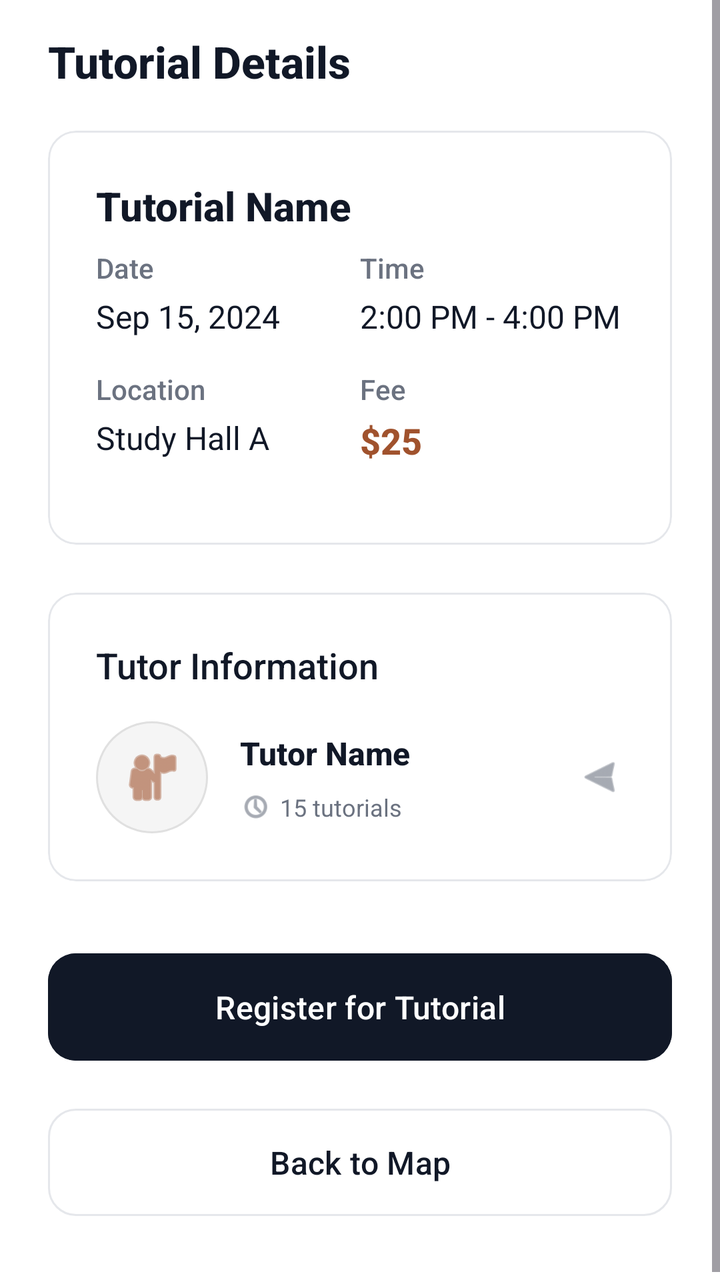
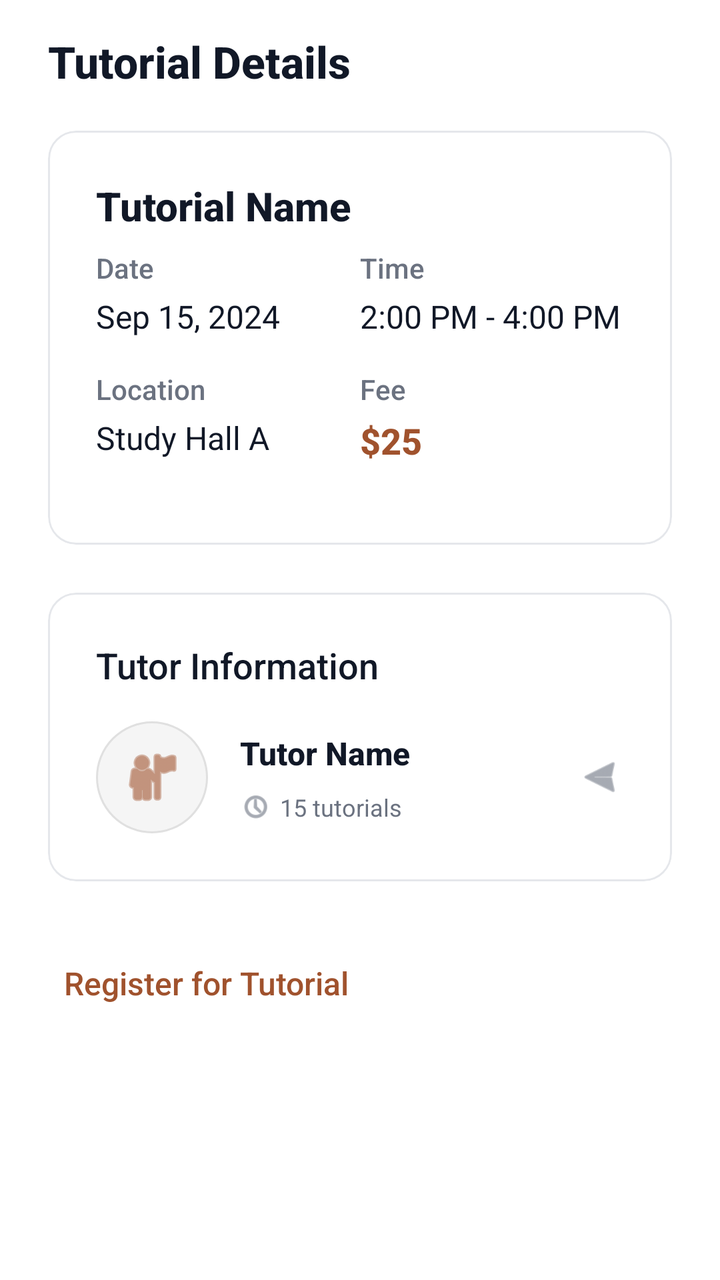

Compare the two renders of this Android layout. The source of the first and the diff that turns it into the second are given below.
<!-- AndroidManifest.xml: application theme Theme.Csci3130Group1 -->
<!-- res/layout/tutorial_details_activity.xml -->
<?xml version="1.0" encoding="utf-8"?>
<ScrollView xmlns:android="http://schemas.android.com/apk/res/android"
    xmlns:app="http://schemas.android.com/apk/res-auto"
    android:layout_width="match_parent"
    android:layout_height="match_parent"
    android:background="#FFFFFF"
    android:fillViewport="true">

    <LinearLayout
        android:layout_width="match_parent"
        android:layout_height="wrap_content"
        android:orientation="vertical"
        android:paddingHorizontal="24dp"
        android:paddingTop="16dp"
        android:paddingBottom="32dp">

        
        <TextView
            android:layout_width="wrap_content"
            android:layout_height="wrap_content"
            android:text="Tutorial Details"
            android:textSize="22sp"
            android:fontFamily="sans-serif-medium"
            android:textStyle="bold"
            android:textColor="#111827"
            android:layout_marginBottom="20dp"/>

        
        <com.google.android.material.card.MaterialCardView
            android:layout_width="match_parent"
            android:layout_height="wrap_content"
            android:layout_marginBottom="24dp"
            app:cardCornerRadius="14dp"
            app:cardElevation="0dp"
            app:cardBackgroundColor="#FFFFFF"
            app:strokeColor="#E5E7EB"
            app:strokeWidth="1dp">

            <LinearLayout
                android:layout_width="match_parent"
                android:layout_height="wrap_content"
                android:orientation="vertical"
                android:padding="24dp">

                
                <TextView
                    android:id="@+id/tutorialName"
                    android:layout_width="match_parent"
                    android:layout_height="wrap_content"
                    android:text="Tutorial Name"
                    android:textSize="20sp"
                    android:textStyle="bold"
                    android:textColor="#111827"
                    android:fontFamily="sans-serif-medium"
                    android:layout_marginBottom="8dp"/>

                
                <TextView
                    android:id="@+id/tutorialSubject"
                    android:layout_width="match_parent"
                    android:layout_height="wrap_content"
                    android:text="Subject"
                    android:textSize="14sp"
                    android:textColor="#6B7280"
                    android:fontFamily="sans-serif-medium"
                    android:layout_marginBottom="20dp"
                    android:visibility="gone"/>

                
                <LinearLayout
                    android:layout_width="match_parent"
                    android:layout_height="wrap_content"
                    android:orientation="vertical">

                    
                    <LinearLayout
                        android:layout_width="match_parent"
                        android:layout_height="wrap_content"
                        android:orientation="horizontal"
                        android:layout_marginBottom="16dp">

                        <LinearLayout
                            android:layout_width="0dp"
                            android:layout_height="wrap_content"
                            android:layout_weight="1"
                            android:orientation="vertical">

                            <TextView
                                android:layout_width="wrap_content"
                                android:layout_height="wrap_content"
                                android:text="Date"
                                android:textSize="14sp"
                                android:textColor="#6B7280"
                                android:fontFamily="sans-serif-medium"/>

                            <TextView
                                android:id="@+id/tutorialDate"
                                android:layout_width="wrap_content"
                                android:layout_height="wrap_content"
                                android:text="Sep 15, 2024"
                                android:textSize="16sp"
                                android:textColor="#111827"
                                android:fontFamily="sans-serif"
                                android:layout_marginTop="4dp"/>
                        </LinearLayout>

                        <LinearLayout
                            android:layout_width="0dp"
                            android:layout_height="wrap_content"
                            android:layout_weight="1"
                            android:orientation="vertical">

                            <TextView
                                android:layout_width="wrap_content"
                                android:layout_height="wrap_content"
                                android:text="Time"
                                android:textSize="14sp"
                                android:textColor="#6B7280"
                                android:fontFamily="sans-serif-medium"/>

                            <TextView
                                android:id="@+id/tutorialTime"
                                android:layout_width="wrap_content"
                                android:layout_height="wrap_content"
                                android:text="2:00 PM - 4:00 PM"
                                android:textSize="16sp"
                                android:textColor="#111827"
                                android:fontFamily="sans-serif"
                                android:layout_marginTop="4dp"/>
                        </LinearLayout>
                    </LinearLayout>

                    
                    <LinearLayout
                        android:layout_width="match_parent"
                        android:layout_height="wrap_content"
                        android:orientation="horizontal"
                        android:layout_marginBottom="16dp">

                        <LinearLayout
                            android:layout_width="0dp"
                            android:layout_height="wrap_content"
                            android:layout_weight="1"
                            android:orientation="vertical">

                            <TextView
                                android:layout_width="wrap_content"
                                android:layout_height="wrap_content"
                                android:text="Location"
                                android:textSize="14sp"
                                android:textColor="#6B7280"
                                android:fontFamily="sans-serif-medium"/>

                            <TextView
                                android:id="@+id/tutorialLocation"
                                android:layout_width="wrap_content"
                                android:layout_height="wrap_content"
                                android:text="Study Hall A"
                                android:textSize="16sp"
                                android:textColor="#111827"
                                android:fontFamily="sans-serif"
                                android:layout_marginTop="4dp"/>
                        </LinearLayout>

                        <LinearLayout
                            android:layout_width="0dp"
                            android:layout_height="wrap_content"
                            android:layout_weight="1"
                            android:orientation="vertical">

                            <TextView
                                android:layout_width="wrap_content"
                                android:layout_height="wrap_content"
                                android:text="Fee"
                                android:textSize="14sp"
                                android:textColor="#6B7280"
                                android:fontFamily="sans-serif-medium"/>

                            <TextView
                                android:id="@+id/tutorialFee"
                                android:layout_width="wrap_content"
                                android:layout_height="wrap_content"
                                android:text="$25"
                                android:textSize="18sp"
                                android:textStyle="bold"
                                android:textColor="#A0522D"
                                android:fontFamily="sans-serif-medium"
                                android:layout_marginTop="4dp"/>
                        </LinearLayout>
                    </LinearLayout>

                    
                    <LinearLayout
                        android:id="@+id/descriptionSection"
                        android:layout_width="match_parent"
                        android:layout_height="wrap_content"
                        android:orientation="vertical"
                        android:visibility="gone">

                        <TextView
                            android:layout_width="wrap_content"
                            android:layout_height="wrap_content"
                            android:text="Description"
                            android:textSize="14sp"
                            android:textColor="#6B7280"
                            android:fontFamily="sans-serif-medium"
                            android:layout_marginBottom="8dp"/>

                        <TextView
                            android:id="@+id/tutorialDescription"
                            android:layout_width="match_parent"
                            android:layout_height="wrap_content"
                            android:text="Tutorial description goes here..."
                            android:textSize="16sp"
                            android:textColor="#111827"
                            android:fontFamily="sans-serif"
                            android:lineSpacingExtra="4dp"/>
                    </LinearLayout>
                </LinearLayout>
            </LinearLayout>
        </com.google.android.material.card.MaterialCardView>

        
        <include layout="@layout/tutor_info_card" />

        
        <com.google.android.material.card.MaterialCardView
            android:id="@+id/registered_students_card"
            android:layout_width="match_parent"
            android:layout_height="wrap_content"
            android:layout_marginBottom="24dp"
            app:cardCornerRadius="14dp"
            app:cardElevation="0dp"
            app:cardBackgroundColor="#FFFFFF"
            app:strokeColor="#E5E7EB"
            app:strokeWidth="1dp"
            android:visibility="gone">

            <LinearLayout
                android:layout_width="match_parent"
                android:layout_height="wrap_content"
                android:orientation="vertical"
                android:padding="24dp">

            
            <LinearLayout
                android:layout_width="match_parent"
                android:layout_height="wrap_content"
                android:orientation="horizontal"
                android:gravity="center_vertical"
                android:layout_marginBottom="16dp">

                <TextView
                    android:id="@+id/registeredStudentsHeader"
                    android:layout_width="wrap_content"
                    android:layout_height="wrap_content"
                    android:text="Registered Students"
                    android:textSize="18sp"
                    android:fontFamily="sans-serif-medium"
                    android:textColor="#111827"/>
            </LinearLayout>

            
            <TextView
                android:id="@+id/noRegisteredStudentsText"
                android:layout_width="match_parent"
                android:layout_height="wrap_content"
                android:text="No students registered yet"
                android:textSize="16sp"
                android:textColor="#6B7280"
                android:gravity="center"
                android:padding="20dp"
                android:visibility="gone"/>

            
            <LinearLayout
                android:id="@+id/registeredStudentsList"
                android:layout_width="match_parent"
                android:layout_height="wrap_content"
                android:orientation="vertical"/>
            </LinearLayout>
        </com.google.android.material.card.MaterialCardView>

        
        <LinearLayout
            android:layout_width="match_parent"
            android:layout_height="wrap_content"
            android:orientation="vertical"
            android:layout_marginTop="8dp">

            
            <Button
                android:id="@+id/register_button"
                style="@style/Widget.Material3.Button"
                android:layout_width="match_parent"
                android:layout_height="wrap_content"
                android:text="Register for Tutorial"
                android:backgroundTint="#111827"
                android:textColor="#FFFFFF"
                android:padding="16dp"
                android:textSize="16sp"
                android:layout_marginBottom="16dp"
                app:cornerRadius="14dp"
                android:textAllCaps="false"
                android:fontFamily="sans-serif-medium"/>

            
            <Button
                android:id="@+id/back_button"
                style="@style/Widget.Material3.Button.OutlinedButton"
                android:layout_width="match_parent"
                android:layout_height="wrap_content"
                android:text="Back to Map"
                android:textColor="#111827"
                android:padding="16dp"
                android:textSize="16sp"
                app:cornerRadius="14dp"
                app:strokeColor="#E5E7EB"
                android:textAllCaps="false"
                android:fontFamily="sans-serif-medium"/>
        </LinearLayout>
    </LinearLayout>
</ScrollView>
<!-- res/layout/tutor_info_card.xml (included above) -->
<?xml version="1.0" encoding="utf-8"?>
<com.google.android.material.card.MaterialCardView xmlns:android="http://schemas.android.com/apk/res/android"
    xmlns:app="http://schemas.android.com/apk/res-auto"
    android:id="@+id/tutorInfoCard"
    android:layout_width="match_parent"
    android:layout_height="wrap_content"
    android:layout_marginBottom="24dp"
    app:cardCornerRadius="14dp"
    app:cardElevation="0dp"
    app:cardBackgroundColor="#FFFFFF"
    app:strokeColor="#E5E7EB"
    app:strokeWidth="1dp"
    android:clickable="true"
    android:focusable="true"
    android:foreground="?android:attr/selectableItemBackground">

    <LinearLayout
        android:layout_width="match_parent"
        android:layout_height="wrap_content"
        android:orientation="vertical"
        android:padding="24dp">

        
        <TextView
            android:layout_width="wrap_content"
            android:layout_height="wrap_content"
            android:text="Tutor Information"
            android:textSize="18sp"
            android:fontFamily="sans-serif-medium"
            android:textColor="#111827"
            android:layout_marginBottom="16dp"/>

        
        <LinearLayout
            android:layout_width="match_parent"
            android:layout_height="wrap_content"
            android:orientation="horizontal"
            android:gravity="center_vertical">

            
            <ImageView
                android:id="@+id/tutorAvatar"
                android:layout_width="56dp"
                android:layout_height="56dp"
                android:src="@android:drawable/ic_menu_myplaces"
                app:tint="#A0522D"
                android:background="@drawable/circle_background"
                android:padding="12dp"
                android:contentDescription="Tutor Avatar" />

            
            <LinearLayout
                android:layout_width="0dp"
                android:layout_height="wrap_content"
                android:layout_weight="1"
                android:orientation="vertical"
                android:layout_marginStart="16dp">

                
                <TextView
                    android:id="@+id/tutorName"
                    android:layout_width="wrap_content"
                    android:layout_height="wrap_content"
                    android:text="Tutor Name"
                    android:textSize="16sp"
                    android:textStyle="bold"
                    android:textColor="#111827"
                    android:fontFamily="sans-serif-medium" />

                
                <TextView
                    android:id="@+id/tutorDegree"
                    android:layout_width="wrap_content"
                    android:layout_height="wrap_content"
                    android:text="Computer Science, B.Sc."
                    android:textSize="14sp"
                    android:textColor="#6B7280"
                    android:fontFamily="sans-serif-medium"
                    android:layout_marginTop="2dp"
                    android:visibility="gone" />

                
                <LinearLayout
                    android:layout_width="wrap_content"
                    android:layout_height="wrap_content"
                    android:orientation="horizontal"
                    android:layout_marginTop="8dp">

                    
                    <LinearLayout
                        android:layout_width="wrap_content"
                        android:layout_height="wrap_content"
                        android:orientation="horizontal"
                        android:gravity="center_vertical"
                        android:layout_marginEnd="16dp">

                        <ImageView
                            android:layout_width="16dp"
                            android:layout_height="16dp"
                            android:src="@android:drawable/ic_menu_recent_history"
                            app:tint="#6B7280"
                            android:contentDescription="Tutorial Count Icon" />

                        <TextView
                            android:id="@+id/tutorialCount"
                            android:layout_width="wrap_content"
                            android:layout_height="wrap_content"
                            android:text="15 tutorials"
                            android:textSize="12sp"
                            android:textColor="#6B7280"
                            android:layout_marginStart="4dp" />
                    </LinearLayout>

                    
                    <LinearLayout
                        android:id="@+id/ratingContainer"
                        android:layout_width="wrap_content"
                        android:layout_height="wrap_content"
                        android:orientation="horizontal"
                        android:gravity="center_vertical"
                        android:visibility="gone">

                        <ImageView
                            android:layout_width="16dp"
                            android:layout_height="16dp"
                            android:src="@android:drawable/btn_star_big_on"
                            app:tint="#FFD700"
                            android:contentDescription="Rating Star" />

                        <TextView
                            android:id="@+id/tutorRating"
                            android:layout_width="wrap_content"
                            android:layout_height="wrap_content"
                            android:text="4.8 (24)"
                            android:textSize="12sp"
                            android:textColor="#6B7280"
                            android:layout_marginStart="4dp" />
                    </LinearLayout>
                </LinearLayout>
            </LinearLayout>

            
            <ImageView
                android:layout_width="24dp"
                android:layout_height="24dp"
                android:src="@android:drawable/ic_menu_send"
                app:tint="#6B7280"
                android:rotation="180"
                android:contentDescription="View Tutor Profile" />
        </LinearLayout>
    </LinearLayout>
</com.google.android.material.card.MaterialCardView>
<!-- resources referenced by this layout -->
<resources>
  <!-- drawable circle_background (drawable) -->
  <?xml version="1.0" encoding="utf-8"?>
  <shape xmlns:android="http://schemas.android.com/apk/res/android"
      android:shape="oval">
      <solid android:color="#F5F5F5" />
      <stroke
          android:width="1dp"
          android:color="#E0E0E0" />
  </shape>
  <style name="Theme.Csci3130Group1" parent="Base.Theme.Csci3130Group1" />
  <style name="Base.Theme.Csci3130Group1" parent="Theme.Material3.DayNight.NoActionBar">
          
          <item name="colorPrimary">#111827</item>
          <item name="colorOnPrimary">#FFFFFF</item>
          <item name="colorSecondary">#6B7280</item>
          <item name="colorOnSecondary">#FFFFFF</item>
          
          <item name="colorPrimaryContainer">#F3F4F6</item>
          <item name="colorOnPrimaryContainer">#111827</item>
          <item name="colorSecondaryContainer">#F3F4F6</item>
          <item name="colorOnSecondaryContainer">#111827</item>
          <item name="colorTertiary">#9CA3AF</item>
          <item name="colorSurface">#FFFFFF</item>
          <item name="colorOnSurface">#111827</item>
          <item name="colorOutline">#E5E7EB</item>
          <item name="android:navigationBarColor">#FFFFFF</item>
          <item name="android:statusBarColor">#FFFFFF</item>
      </style>
</resources>

<!-- the commit's change to res/layout/tutorial_details_activity.xml (unified diff, before → after) -->
@@ -282,43 +282,19 @@
         </com.google.android.material.card.MaterialCardView>
 
         
-        <LinearLayout
-            android:layout_width="match_parent"
-            android:layout_height="wrap_content"
-            android:orientation="vertical"
-            android:layout_marginTop="8dp">
-
-            
-            <Button
-                android:id="@+id/register_button"
-                style="@style/Widget.Material3.Button"
-                android:layout_width="match_parent"
-                android:layout_height="wrap_content"
-                android:text="Register for Tutorial"
-                android:backgroundTint="#111827"
-                android:textColor="#FFFFFF"
-                android:padding="16dp"
-                android:textSize="16sp"
-                android:layout_marginBottom="16dp"
-                app:cornerRadius="14dp"
-                android:textAllCaps="false"
-                android:fontFamily="sans-serif-medium"/>
-
-            
-            <Button
-                android:id="@+id/back_button"
-                style="@style/Widget.Material3.Button.OutlinedButton"
-                android:layout_width="match_parent"
-                android:layout_height="wrap_content"
-                android:text="Back to Map"
-                android:textColor="#111827"
-                android:padding="16dp"
-                android:textSize="16sp"
-                app:cornerRadius="14dp"
-                app:strokeColor="#E5E7EB"
-                android:textAllCaps="false"
-                android:fontFamily="sans-serif-medium"/>
-        </LinearLayout>
+        <TextView
+            android:id="@+id/register_button"
+            android:layout_width="wrap_content"
+            android:layout_height="wrap_content"
+            android:text="Register for Tutorial"
+            android:textColor="#A0522D"
+            android:textSize="16sp"
+            android:fontFamily="sans-serif-medium"
+            android:padding="8dp"
+            android:layout_marginTop="8dp"
+            android:background="?attr/selectableItemBackgroundBorderless"
+            android:clickable="true"
+            android:focusable="true"/>
     </LinearLayout>
 </ScrollView>
 <!-- res/layout/tutor_info_card.xml (included above) -->
